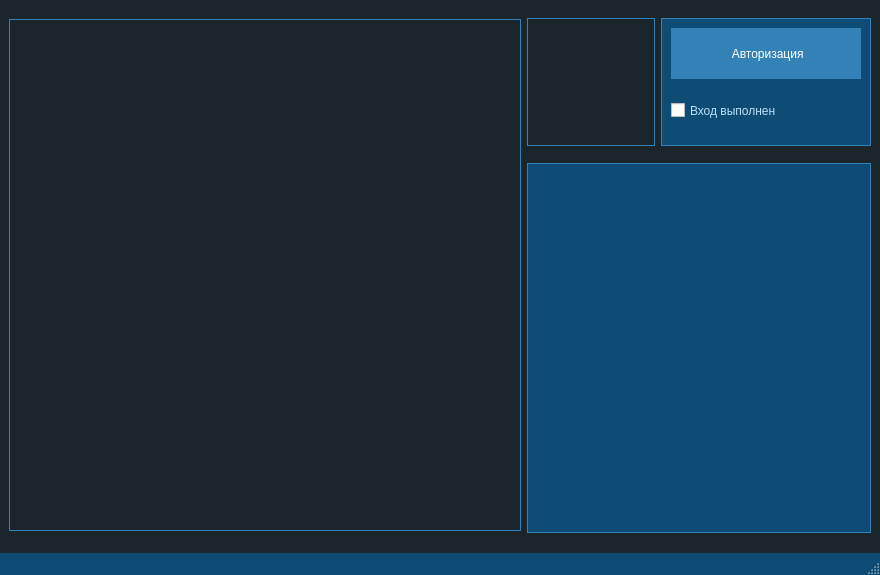
Qt form MainWindow.ui (Omazz/SkyWatcher) before a commit.
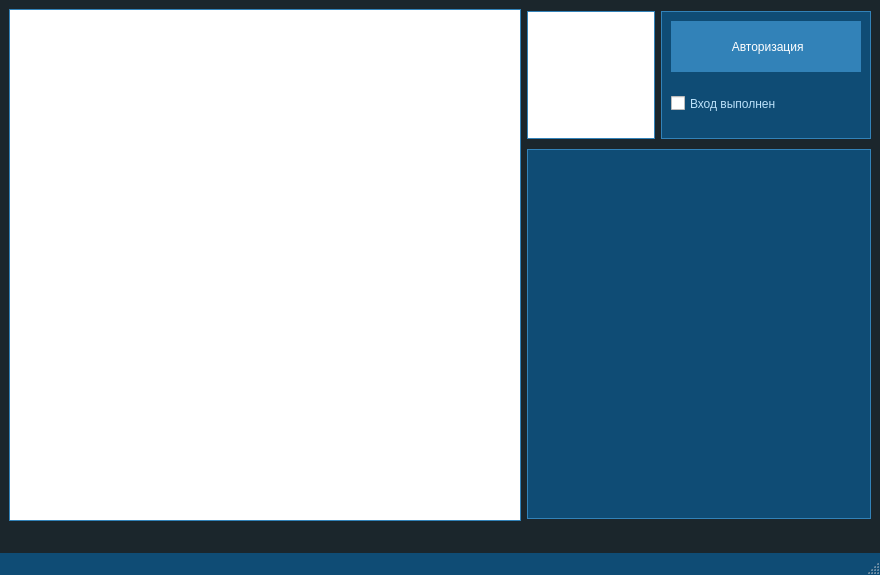
The same form after that commit. Icons and pictures are not drawn. Custom widgets are drawn as their Qt base class.

Diff of the .ui file:
```diff
--- a/MainWindow.ui
+++ b/MainWindow.ui
@@ -11,21 +11,21 @@
    </rect>
   </property>
   <property name="sizePolicy">
-   <sizepolicy hsizetype="Fixed" vsizetype="Fixed">
+   <sizepolicy hsizetype="Preferred" vsizetype="Preferred">
     <horstretch>0</horstretch>
     <verstretch>0</verstretch>
    </sizepolicy>
   </property>
   <property name="minimumSize">
    <size>
-    <width>880</width>
-    <height>575</height>
+    <width>199</width>
+    <height>199</height>
    </size>
   </property>
   <property name="maximumSize">
    <size>
-    <width>880</width>
-    <height>575</height>
+    <width>100000</width>
+    <height>16777215</height>
    </size>
   </property>
   <property name="windowTitle">
@@ -40,7 +40,7 @@
     background-color: #1B262C;
 }
 
-QLabel {
+QGraphicsView {
     color: #BBE1FA;
 	border: 1px solid #3282B8;
 }
@@ -84,15 +84,27 @@
 }</string>
   </property>
   <widget class="QWidget" name="centralwidget">
+   <property name="sizePolicy">
+    <sizepolicy hsizetype="Fixed" vsizetype="Fixed">
+     <horstretch>0</horstretch>
+     <verstretch>0</verstretch>
+    </sizepolicy>
+   </property>
+   <property name="minimumSize">
+    <size>
+     <width>880</width>
+     <height>530</height>
+    </size>
+   </property>
+   <property name="maximumSize">
+    <size>
+     <width>880</width>
+     <height>530</height>
+    </size>
+   </property>
    <layout class="QGridLayout" name="gridLayout">
     <item row="0" column="0" rowspan="2">
-     <widget class="QLabel" name="L_mainMap">
-      <property name="sizePolicy">
-       <sizepolicy hsizetype="MinimumExpanding" vsizetype="MinimumExpanding">
-        <horstretch>0</horstretch>
-        <verstretch>0</verstretch>
-       </sizepolicy>
-      </property>
+     <widget class="MapView" name="GV_mainMap">
       <property name="minimumSize">
        <size>
         <width>512</width>
@@ -105,19 +117,16 @@
         <height>512</height>
        </size>
       </property>
-      <property name="text">
-       <string/>
+      <property name="verticalScrollBarPolicy">
+       <enum>Qt::ScrollBarAlwaysOff</enum>
+      </property>
+      <property name="horizontalScrollBarPolicy">
+       <enum>Qt::ScrollBarAlwaysOff</enum>
       </property>
      </widget>
     </item>
     <item row="0" column="1">
-     <widget class="QLabel" name="label">
-      <property name="sizePolicy">
-       <sizepolicy hsizetype="Fixed" vsizetype="Fixed">
-        <horstretch>0</horstretch>
-        <verstretch>0</verstretch>
-       </sizepolicy>
-      </property>
+     <widget class="MapView" name="GV_overviewMap">
       <property name="minimumSize">
        <size>
         <width>128</width>
@@ -130,8 +139,11 @@
         <height>128</height>
        </size>
       </property>
-      <property name="text">
-       <string/>
+      <property name="verticalScrollBarPolicy">
+       <enum>Qt::ScrollBarAlwaysOff</enum>
+      </property>
+      <property name="horizontalScrollBarPolicy">
+       <enum>Qt::ScrollBarAlwaysOff</enum>
       </property>
      </widget>
     </item>
@@ -218,6 +230,13 @@
   </widget>
   <widget class="QStatusBar" name="statusbar"/>
  </widget>
+ <customwidgets>
+  <customwidget>
+   <class>MapView</class>
+   <extends>QGraphicsView</extends>
+   <header>MapView.h</header>
+  </customwidget>
+ </customwidgets>
  <resources/>
  <connections/>
 </ui>
```
